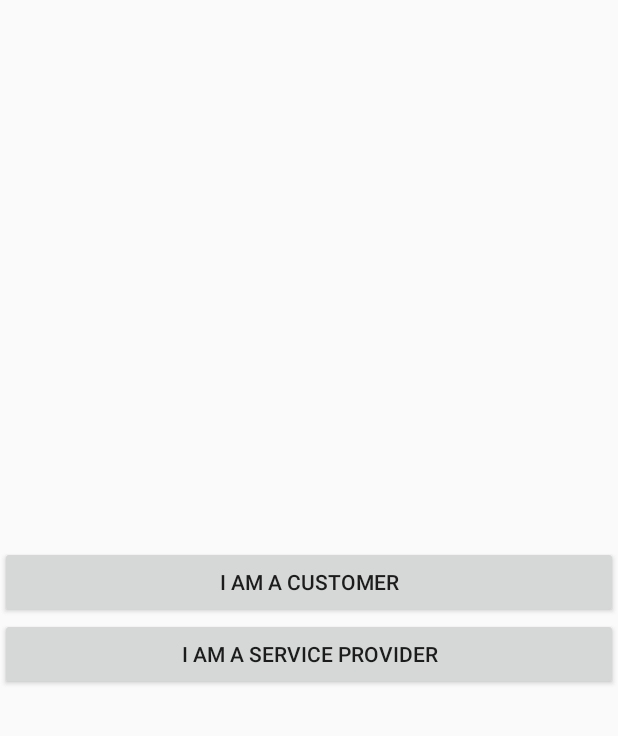
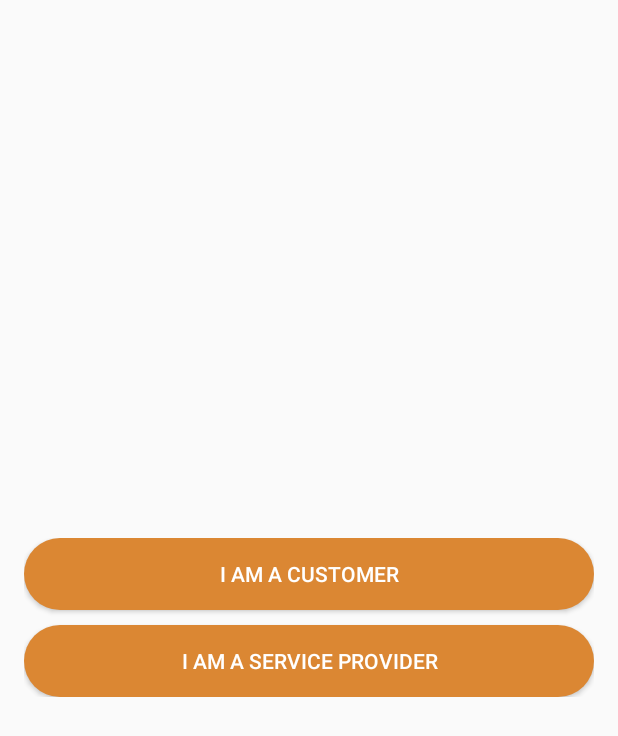
Before and after one commit to codebasepk/carcare, an Android app: the screen it shows after launch (WelcomeActivity), on a phone screen of 412 x 824 dp. Shown: the top 736 px of the screen. Run offline under Robolectric (Android 15) with nearby library versions, the phone set to English and light mode, and no system bars; libraries missing offline, so code that uses them is left out: com.nostra13.universalimageloader; 2 statements that could not run were skipped.

Commit message:
minor ui

```diff
--- a/app/src/main/res/layout/activity_welcome.xml
+++ b/app/src/main/res/layout/activity_welcome.xml
@@ -12,20 +12,27 @@
         android:layout_height="wrap_content"
         android:layout_centerHorizontal="true"
         android:layout_centerVertical="true"
+        android:layout_margin="16sp"
         android:orientation="vertical">
 
         <Button
             android:id="@+id/button_customer"
             android:layout_width="match_parent"
             android:layout_height="wrap_content"
-            android:text="I am a Customer" />
-
+            android:background="@drawable/button_background"
+            android:padding="10dp"
+            android:text="I am a Customer"
+            android:textColor="@color/button_text_color" />
 
         <Button
             android:id="@+id/button_service_provider"
             android:layout_width="match_parent"
             android:layout_height="wrap_content"
-            android:text="I am a Service Provider" />
+            android:layout_marginTop="10dp"
+            android:background="@drawable/button_background"
+            android:padding="10dp"
+            android:text="I am a Service Provider"
+            android:textColor="@color/button_text_color" />
     </LinearLayout>
 
 </RelativeLayout>
--- a/app/src/main/res/layout/fragment_service_provider_sign_up.xml
+++ b/app/src/main/res/layout/fragment_service_provider_sign_up.xml
@@ -155,6 +155,7 @@
             </android.support.design.widget.TextInputLayout>
 
             <android.support.v7.widget.AppCompatButton
+                android:textColor="@color/button_text_color"
                 android:id="@+id/register_button"
                 android:layout_width="match_parent"
                 android:layout_height="50dp"
--- a/app/src/main/res/layout/fragment_user_code_confirmation.xml
+++ b/app/src/main/res/layout/fragment_user_code_confirmation.xml
@@ -56,7 +56,7 @@
                 android:layout_marginTop="15dp"
                 android:background="@drawable/button_background"
                 android:text="Activate"
-                android:textColor="#000" />
+                android:textColor="@color/button_text_color" />
 
             <TextView
                 android:id="@+id/resend_verification_text_view"
--- a/app/src/main/res/layout/fragment_user_login.xml
+++ b/app/src/main/res/layout/fragment_user_login.xml
@@ -54,7 +54,7 @@
                 android:layout_marginTop="15dp"
                 android:background="@drawable/button_background"
                 android:text="SIGN IN"
-                android:textColor="#FFF" />
+                android:textColor="@color/button_text_color" />
 
             <TextView
                 android:id="@+id/forgot_password_text_view"
--- a/app/src/main/res/values/colors.xml
+++ b/app/src/main/res/values/colors.xml
@@ -3,4 +3,5 @@
     <color name="colorPrimary">#3F51B5</color>
     <color name="colorPrimaryDark">#303F9F</color>
     <color name="colorAccent">#FF4081</color>
+    <color name="button_text_color">#ffffff</color>
 </resources>
```
Also changed, not shown: app/src/main/res/layout/fragment_user_change_password.xml (+4 -4 lines), app/src/main/res/layout/fragment_user_forget_password.xml (+5 -5 lines).
